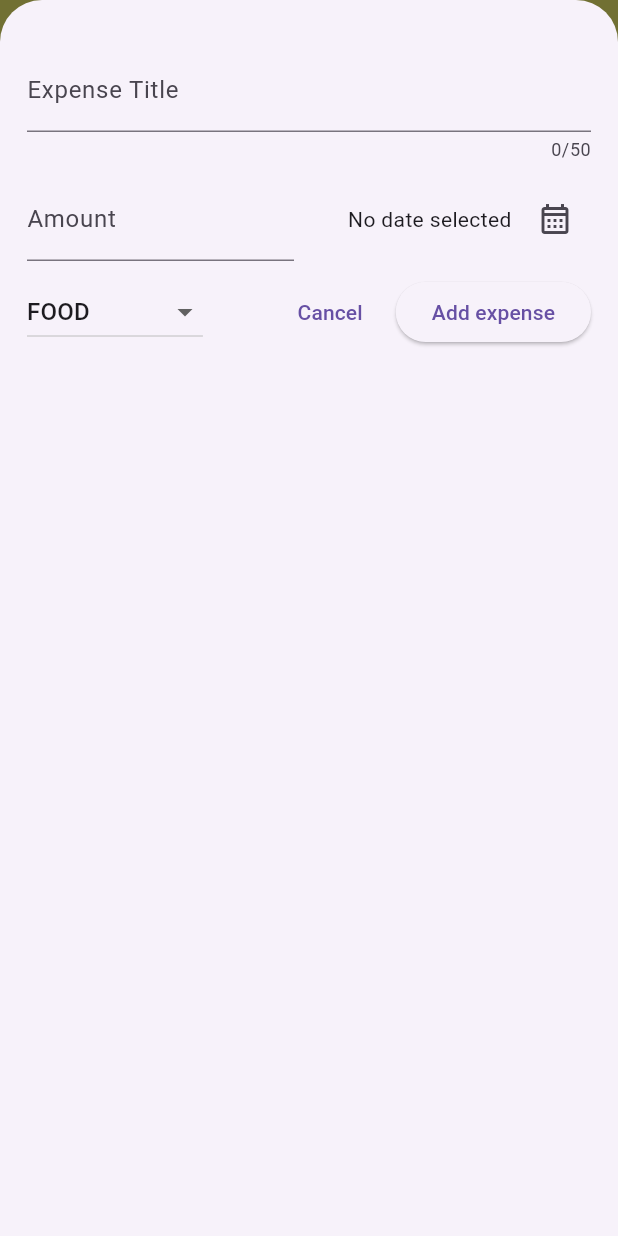
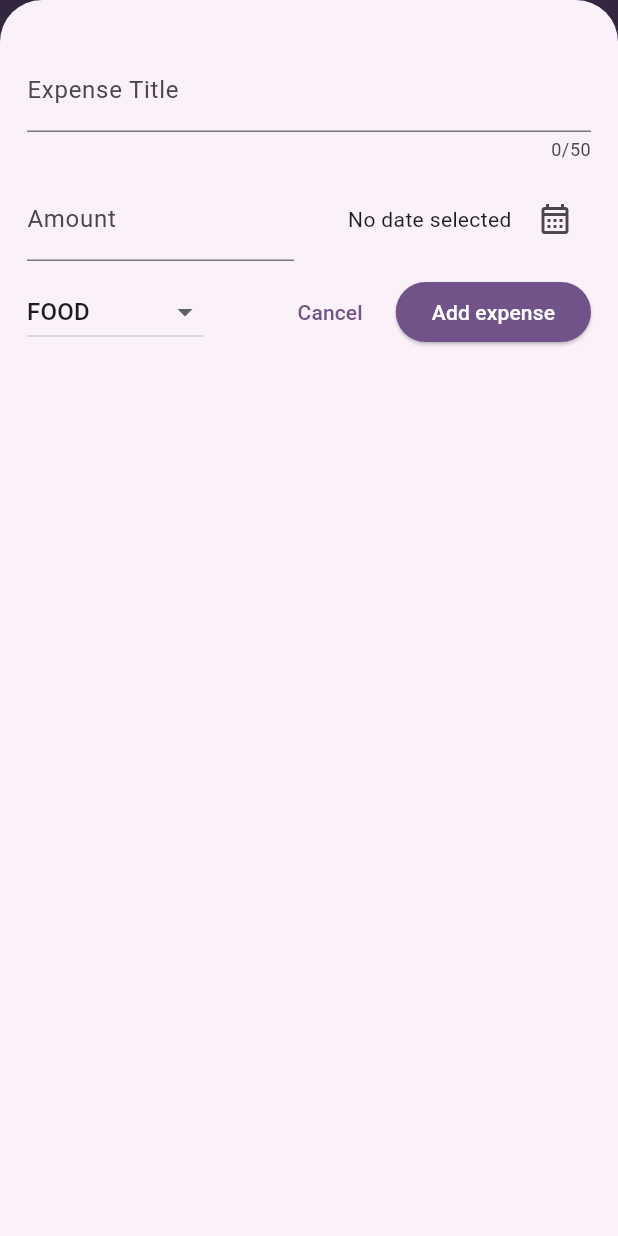
Before and after one commit to Muha06/Expense-Tracker, a Flutter app: the screen it shows after launch, after a tap on the "add" icon, on a phone screen of 412 x 824 dp. Run offline on Flutter 3.47's test engine with Material 3 defaults, Android fonts, the phone set to English and light mode, and no system bars.

Commit message:
Added basic theming

```diff
--- a/lib/expenses.dart
+++ b/lib/expenses.dart
@@ -1,5 +1,3 @@
-import 'dart:math';
-
 import 'package:expense_tracker/widgets/new_expense.dart';
 import 'package:flutter/material.dart';
 import 'package:expense_tracker/models/expense.dart';
@@ -88,7 +86,6 @@ class _ExpensesState extends State<Expenses> {
     return Scaffold(
       appBar: AppBar(
         title: const Text('Expense Tracker'),
-        backgroundColor: const Color.fromARGB(255, 247, 244, 111),
         actions: [
           IconButton(
             onPressed: _showExpenseOverlay,
--- a/lib/main.dart
+++ b/lib/main.dart
@@ -1,11 +1,38 @@
 import 'package:flutter/material.dart';
 import 'package:expense_tracker/expenses.dart';
 
+var kcolorScheme = ColorScheme.fromSeed(
+  seedColor: const Color.fromARGB(255, 64, 0, 106),
+);
 void main() {
   runApp(
     MaterialApp(
       debugShowCheckedModeBanner: false,
-      theme: ThemeData(useMaterial3: true),
+      theme: ThemeData().copyWith(
+        //every widget pulls its colors from this color scheme
+        colorScheme: kcolorScheme,
+        appBarTheme: AppBarTheme().copyWith(
+          backgroundColor: kcolorScheme.primary,
+          foregroundColor: kcolorScheme.onPrimary,
+        ),
+        cardTheme: CardThemeData().copyWith(
+          color: kcolorScheme.primaryContainer,
+          margin: EdgeInsets.symmetric(vertical: 8, horizontal: 16),
+        ),
+        elevatedButtonTheme: ElevatedButtonThemeData(
+          style: ElevatedButton.styleFrom(
+            backgroundColor: kcolorScheme.primary,
+            foregroundColor: Colors.white,
+          ),
+        ),
+        textTheme: ThemeData().textTheme.copyWith(
+          titleLarge: TextStyle(
+            fontWeight: FontWeight.bold,
+            fontSize: 16,
+            color: kcolorScheme.onPrimaryContainer,
+          ),
+        ),
+      ),
       home: Expenses(),
     ),
   );
--- a/lib/widgets/expense_item.dart
+++ b/lib/widgets/expense_item.dart
@@ -9,15 +9,25 @@ class ExpenseItem extends StatelessWidget {
   @override
   Widget build(BuildContext context) {
     return Card(
+      // rectangular border
+      shape: RoundedRectangleBorder(
+        // xtics of he border itself
+        side: BorderSide(width: 1, color: Colors.grey),
+        borderRadius: BorderRadius.circular(24),
+      ),
       child: Padding(
         padding: const EdgeInsets.symmetric(
           horizontal: 20,
           vertical: 15,
         ),
         child: Column(
+          crossAxisAlignment: CrossAxisAlignment.start,
           children: [
-            Text(expense.title, textAlign: TextAlign.left),
-            SizedBox(height: 15),
+            Text(
+              expense.title,
+              style: Theme.of(context).textTheme.titleLarge,
+            ),
+            SizedBox(height: 5),
             //row for category and date
             Row(
               children: [
--- a/lib/widgets/expenses_list.dart
+++ b/lib/widgets/expenses_list.dart
@@ -16,7 +16,18 @@ class ExpensesList extends StatelessWidget {
   Widget build(BuildContext context) {
     return ListView.builder(
       itemCount: expenses.length,
+      //styling the individual item
       itemBuilder: (ctx, idx) => Dismissible(
+        background: Container(
+          color: Theme.of(
+            context,
+          ).colorScheme.error.withValues(alpha: 0.75),
+          margin: EdgeInsets.symmetric(
+            horizontal: Theme.of(
+              context,
+            ).cardTheme.margin!.horizontal,
+          ),
+        ),
         //key: asks which item?
         //it uniquely identifies which item was dismissed
         key: ValueKey(expenses[idx]),
```
